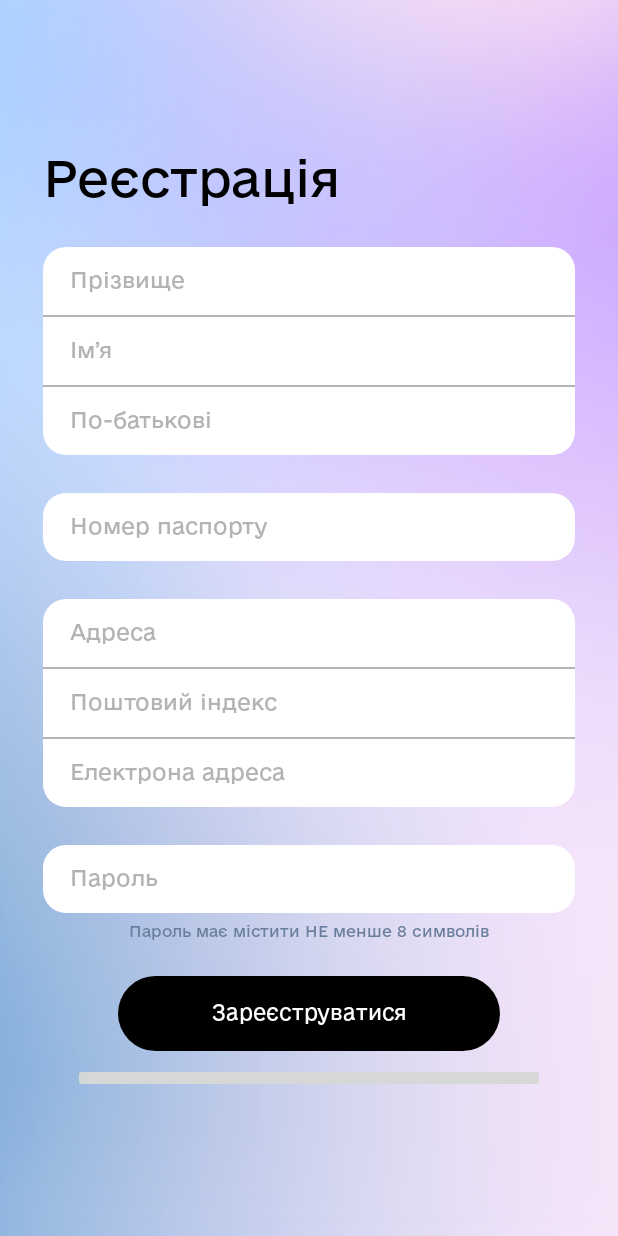
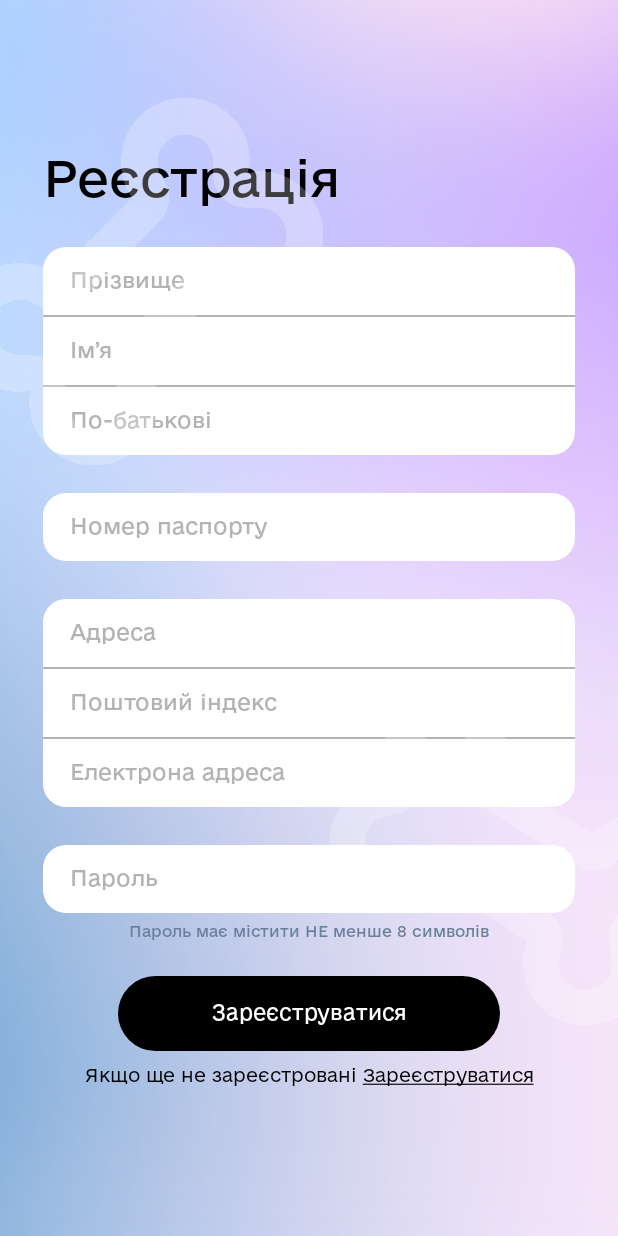
Before and after one commit to kozlov4/ePet, an Android app: the RegistrationFragment screen opened through its navigation route, on a phone screen of 412 x 824 dp. Run offline under Robolectric (Android 15) with nearby library versions, the phone set to English and light mode, and no system bars.

Commit message:
Додана сторінка авторизації

```diff
--- a/android/app/src/main/java/com/example/epet/ui/auth/view/LoginFragment.kt
+++ b/android/app/src/main/java/com/example/epet/ui/auth/view/LoginFragment.kt
@@ -13,9 +13,9 @@ import androidx.navigation.fragment.findNavController
 class LoginFragment : Fragment() {
 
     private lateinit var tv_tittletext: TextView
+    private lateinit var tv_to_registration: TextView
 
     private lateinit var bth_login: AppCompatButton
-    private lateinit var bth_to_registration: AppCompatButton
 
     override fun onCreateView(inflater: LayoutInflater, container: ViewGroup?, savedInstanceState: Bundle?): View? {
         return inflater.inflate(R.layout.fragment_login, container, false)
@@ -30,14 +30,14 @@ class LoginFragment : Fragment() {
     /** Ініціалізація всіх елементів інтерфейсу **/
     private fun initViews(view: View) {
         tv_tittletext = view.findViewById(R.id.tv_tittletext)
+        tv_to_registration = view.findViewById(R.id.tv_to_registration)
 
         bth_login = view.findViewById(R.id.bth_login)
-        bth_to_registration = view.findViewById(R.id.bth_to_registration)
     }
 
     /** Ініціалізація всіх кнопок інтерфейсу **/
     private fun initButtons() {
-        bth_to_registration.setOnClickListener {
+        tv_to_registration.setOnClickListener {
             findNavController().navigate(R.id.login_to_registration)
         }
     }
--- a/android/app/src/main/java/com/example/epet/ui/auth/view/RegistrationFragment.kt
+++ b/android/app/src/main/java/com/example/epet/ui/auth/view/RegistrationFragment.kt
@@ -16,6 +16,7 @@ class RegistrationFragment : Fragment() {
 
     private lateinit var tv_tittletext: TextView
     private lateinit var tv_message: TextView
+    private lateinit var tv_to_login: TextView
 
     private lateinit var ll_fullname: LinearLayout
     private lateinit var ll_passport: LinearLayout
@@ -32,7 +33,6 @@ class RegistrationFragment : Fragment() {
     private lateinit var et_password: EditText
 
     private lateinit var bth_registration: AppCompatButton
-    private lateinit var bth_to_login: AppCompatButton
 
     override fun onCreateView(inflater: LayoutInflater, container: ViewGroup?, savedInstanceState: Bundle?): View? {
         return inflater.inflate(R.layout.fragment_registration, container, false)
@@ -48,6 +48,7 @@ class RegistrationFragment : Fragment() {
     private fun initViews(view: View) {
         tv_tittletext = view.findViewById(R.id.tv_tittletext)
         tv_message = view.findViewById(R.id.tv_message)
+        tv_to_login = view.findViewById(R.id.tv_to_login)
 
         ll_fullname = view.findViewById(R.id.ll_fullname)
         ll_passport = view.findViewById(R.id.ll_passport)
@@ -64,12 +65,11 @@ class RegistrationFragment : Fragment() {
         et_password = view.findViewById(R.id.et_password)
 
         bth_registration = view.findViewById(R.id.bth_registration)
-        bth_to_login = view.findViewById(R.id.bth_to_login)
     }
 
     /** Ініціалізація всіх кнопок інтерфейсу **/
     private fun initButtons() {
-        bth_to_login.setOnClickListener {
+        tv_to_login.setOnClickListener {
             findNavController().navigate(R.id.registration_to_login)
         }
     }
--- a/android/app/src/main/res/layout/activity_auth.xml
+++ b/android/app/src/main/res/layout/activity_auth.xml
@@ -1,8 +1,9 @@
 <?xml version="1.0" encoding="utf-8"?>
 <androidx.constraintlayout.widget.ConstraintLayout xmlns:android="http://schemas.android.com/apk/res/android"
+    xmlns:app="http://schemas.android.com/apk/res-auto"
     android:layout_width="match_parent"
     android:layout_height="match_parent"
-    xmlns:app="http://schemas.android.com/apk/res-auto">
+    android:background="@drawable/bg_gradient">
 
     <androidx.fragment.app.FragmentContainerView
         android:id="@+id/fragment_conainer_auth"
@@ -12,4 +13,34 @@
         app:navGraph="@navigation/nav_graph_auth"
         app:defaultNavHost="true" />
 
+    <ImageView
+        android:layout_width="240dp"
+        android:layout_height="260dp"
+        android:scaleType="centerCrop"
+        android:src="@drawable/icon_bone_left"
+        app:layout_constraintStart_toStartOf="parent"
+        app:layout_constraintTop_toTopOf="@+id/guideline_horizontal_icon1" />
+
+    <ImageView
+        android:layout_width="240dp"
+        android:layout_height="240dp"
+        android:scaleType="centerCrop"
+        android:src="@drawable/icon_bone_right"
+        app:layout_constraintEnd_toEndOf="parent"
+        app:layout_constraintTop_toTopOf="@+id/guideline_horizontal_icon2" />
+
+    <androidx.constraintlayout.widget.Guideline
+        android:id="@+id/guideline_horizontal_icon1"
+        android:layout_width="wrap_content"
+        android:layout_height="wrap_content"
+        android:orientation="horizontal"
+        app:layout_constraintGuide_percent="0.07" />
+
+    <androidx.constraintlayout.widget.Guideline
+        android:id="@+id/guideline_horizontal_icon2"
+        android:layout_width="wrap_content"
+        android:layout_height="wrap_content"
+        android:orientation="horizontal"
+        app:layout_constraintGuide_percent="0.55" />
+
 </androidx.constraintlayout.widget.ConstraintLayout>
--- a/android/app/src/main/res/layout/fragment_registration.xml
+++ b/android/app/src/main/res/layout/fragment_registration.xml
@@ -217,22 +217,21 @@
         app:layout_constraintEnd_toEndOf="@+id/guideline_vertical_right"
         app:layout_constraintBottom_toBottomOf="@id/guideline_horizontal_button"/>
 
-    <androidx.appcompat.widget.AppCompatButton
-        android:id="@+id/bth_to_login"
-        android:layout_width="0dp"
-        android:layout_height="20dp"
-        android:layout_marginStart="20dp"
-        android:layout_marginEnd="20dp"
+    <TextView
+        android:id="@+id/tv_to_login"
+        android:layout_width="wrap_content"
+        android:layout_height="wrap_content"
+        android:layout_marginStart="50dp"
+        android:layout_marginEnd="50dp"
         android:layout_marginTop="8dp"
         android:fontFamily="@font/e_ukraine_light"
-        android:gravity="center"
-        android:stateListAnimator="@null"
         android:text="@string/bth_to_login"
-        android:textAllCaps="false"
-        android:textColor="@color/black"
+        android:textColor="@android:color/black"
         android:textSize="12sp"
-        app:layout_constraintEnd_toEndOf="@+id/guideline_vertical_right"
-        app:layout_constraintStart_toStartOf="@+id/guideline_vertical_left"
+        android:clickable="true"
+        android:focusable="true"
+        app:layout_constraintEnd_toEndOf="parent"
+        app:layout_constraintStart_toStartOf="parent"
         app:layout_constraintTop_toBottomOf="@+id/bth_registration" />
 
     <androidx.constraintlayout.widget.Guideline
```
Also changed, not shown: android/app/src/main/AndroidManifest.xml (+4 -4 lines), android/app/src/main/res/layout/fragment_login.xml (+50 -8 lines), android/app/src/main/res/drawable/icon_bone_left.png (added), android/app/src/main/res/drawable/icon_bone_right.png (added).
